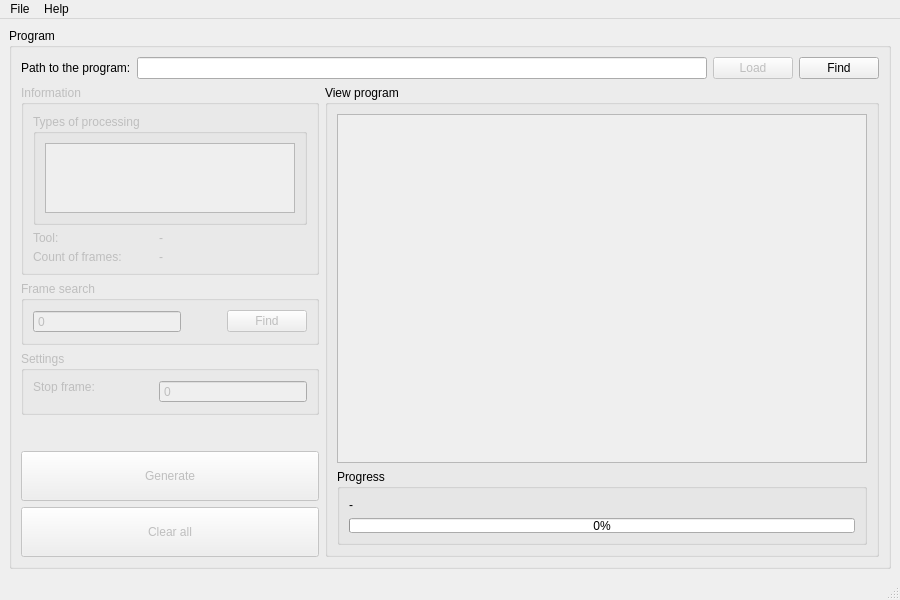
Before: the Qt Designer form mainwindow.ui in MiBeloz/ScorpionResume, drawn with Qt 5.
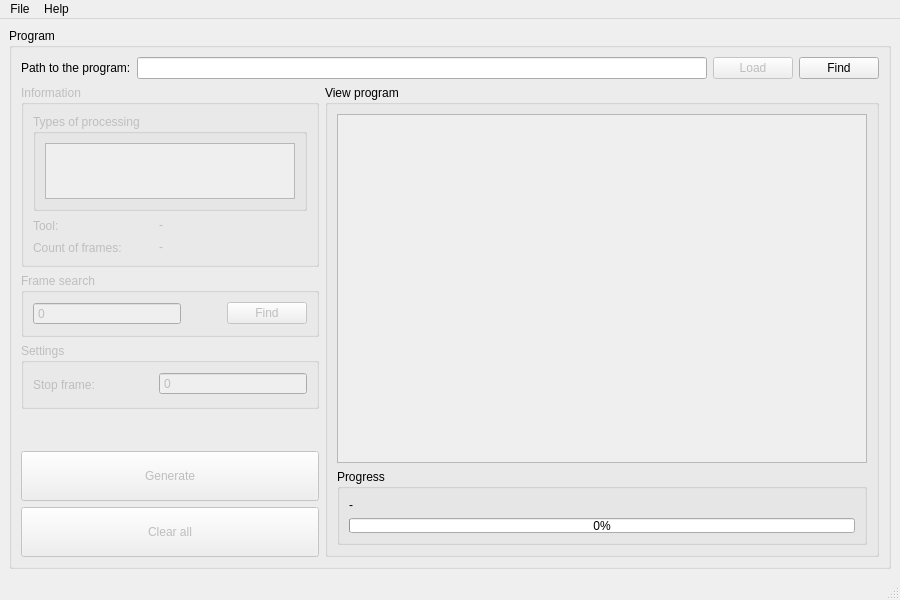
After: the same form once the commit is applied. Custom widgets are drawn as their Qt base class.

What changed in the file:
```diff
--- a/mainwindow.ui
+++ b/mainwindow.ui
@@ -150,10 +150,13 @@
          <property name="orientation">
           <enum>Qt::Vertical</enum>
          </property>
+         <property name="sizeType">
+          <enum>QSizePolicy::MinimumExpanding</enum>
+         </property>
          <property name="sizeHint" stdset="0">
           <size>
            <width>20</width>
-           <height>40</height>
+           <height>30</height>
           </size>
          </property>
         </spacer>
@@ -181,7 +184,7 @@
             <property name="minimumSize">
              <size>
               <width>120</width>
-              <height>13</height>
+              <height>25</height>
              </size>
             </property>
             <property name="maximumSize">
@@ -262,7 +265,7 @@
             <property name="minimumSize">
              <size>
               <width>114</width>
-              <height>13</height>
+              <height>16</height>
              </size>
             </property>
             <property name="text">
@@ -275,7 +278,7 @@
             <property name="minimumSize">
              <size>
               <width>120</width>
-              <height>13</height>
+              <height>16</height>
              </size>
             </property>
             <property name="maximumSize">
@@ -294,7 +297,7 @@
             <property name="minimumSize">
              <size>
               <width>120</width>
-              <height>13</height>
+              <height>16</height>
              </size>
             </property>
             <property name="maximumSize">
@@ -313,7 +316,7 @@
             <property name="minimumSize">
              <size>
               <width>114</width>
-              <height>13</height>
+              <height>16</height>
              </size>
             </property>
             <property name="text">
```
